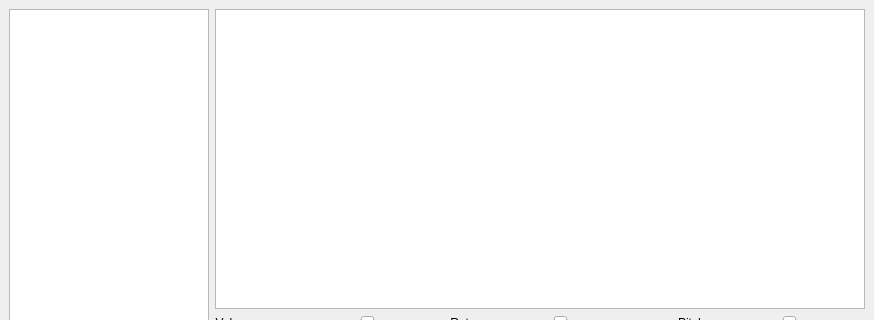
The window that mainwindow.ui (grregd/hello_speak) describes before a commit, drawn with Qt 5; both pictures show x 0 to 874 and y 0 to 320 of the 874 by 499 pixel window.
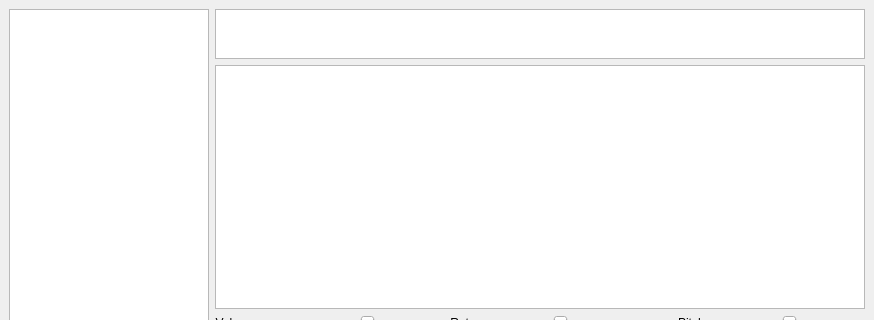
The same window after the commit.

Patch:
```diff
--- a/mainwindow.ui
+++ b/mainwindow.ui
@@ -43,6 +43,27 @@
           <item>
            <layout class="QHBoxLayout" name="horizontalLayout_3">
             <item>
+             <layout class="QVBoxLayout" name="verticalLayout_4">
+              <property name="sizeConstraint">
+               <enum>QLayout::SetDefaultConstraint</enum>
+              </property>
+              <item>
+               <widget class="QPlainTextEdit" name="plainTextEdit_2">
+                <property name="enabled">
+                 <bool>true</bool>
+                </property>
+                <property name="maximumSize">
+                 <size>
+                  <width>16777215</width>
+                  <height>50</height>
+                 </size>
+                </property>
+                <property name="backgroundVisible">
+                 <bool>false</bool>
+                </property>
+               </widget>
+              </item>
+              <item>
              <widget class="QPlainTextEdit" name="plainTextEdit">
               <property name="sizePolicy">
                <sizepolicy hsizetype="Maximum" vsizetype="Maximum">
@@ -71,6 +92,8 @@
                <string/>
               </property>
              </widget>
+              </item>
+             </layout>
             </item>
            </layout>
           </item>
```
Left out of the diff: 2 changed lines with no effect on the pictures. Lines whose indentation alone changed are shown as unchanged.
